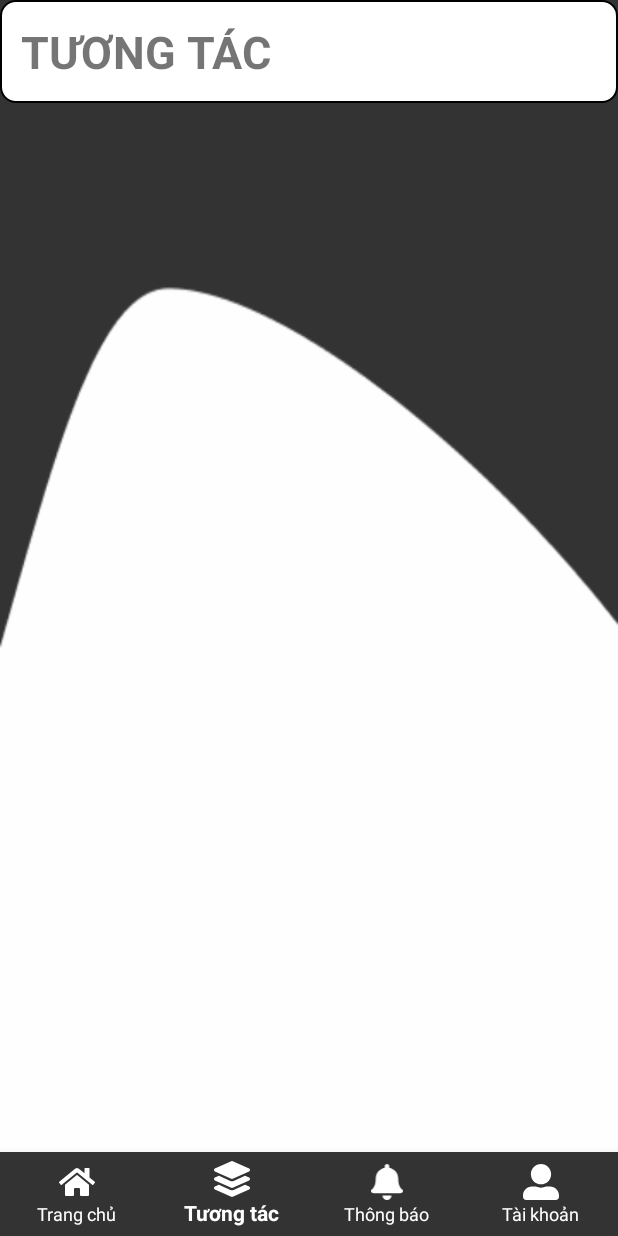
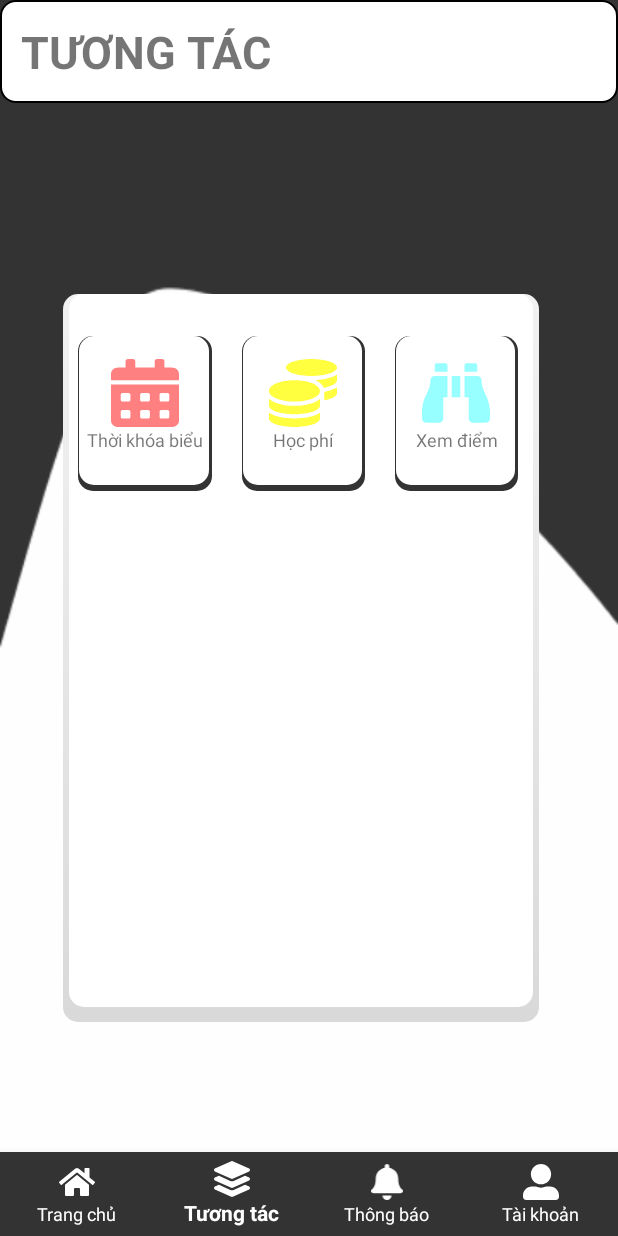
Before and after one commit to duchao11280/SoTayLienLacDienTu, an Android app: the DashboardFragment screen opened through its navigation route, on a phone screen of 412 x 824 dp. Run offline under Robolectric (Android 15) with nearby library versions, the phone set to English and light mode, and no system bars; our stand-ins replace navigation-ui; Roboto replaces fonts that are not available here.

Commit message:
dashboard

```diff
--- a/LopSoTayLienLac/app/src/main/java/com/example/lopsotaylienlac/ui/dashboard/DashboardFragment.java
+++ b/LopSoTayLienLac/app/src/main/java/com/example/lopsotaylienlac/ui/dashboard/DashboardFragment.java
@@ -1,28 +1,63 @@
 package com.example.lopsotaylienlac.ui.dashboard;
 
+import android.content.Intent;
+import android.content.SharedPreferences;
 import android.os.Bundle;
 import android.view.LayoutInflater;
 import android.view.View;
 import android.view.ViewGroup;
 import android.widget.TextView;
+import android.widget.Toast;
 
 import androidx.annotation.NonNull;
-import androidx.annotation.Nullable;
 import androidx.fragment.app.Fragment;
-import androidx.lifecycle.Observer;
 import androidx.lifecycle.ViewModelProvider;
+import androidx.navigation.fragment.NavHostFragment;
+
 
 import com.example.lopsotaylienlac.R;
+import com.example.lopsotaylienlac.ui.account.AccountFragment;
+
+
+import static android.content.Context.MODE_PRIVATE;
 
 public class DashboardFragment extends Fragment {
 
     private DashboardViewModel dashboardViewModel;
+    private SharedPreferences sharedPreferences;
+    private TextView itdbClass;
 
     public View onCreateView(@NonNull LayoutInflater inflater,
                              ViewGroup container, Bundle savedInstanceState) {
+        sharedPreferences = this.getActivity().getSharedPreferences("dataLogin", MODE_PRIVATE);
+        // lấy role khi nguoi dùng đăng nhập ( 0: admin, 1: student, 2: parent)
+        int role = sharedPreferences.getInt("role",1);
         dashboardViewModel =
                 new ViewModelProvider(this).get(DashboardViewModel.class);
-        View root = inflater.inflate(R.layout.fragment_dashboard, container, false);
+        View root = null;
+        switch (role){
+            case 0:
+                root = inflater.inflate(R.layout.fragment_admin_dashboard, container, false);
+                itdbClass = root.findViewById(R.id.itdbClass);
+                itdbClass.setOnClickListener(new View.OnClickListener() {
+                    @Override
+                    public void onClick(View v) {
+                        NavHostFragment.findNavController(DashboardFragment.this).navigate(R.id.fragment_admin_management_allclass);
+                        System.out.println("Click success");
+
+                    }
+                });
+                break;
+            case 1:
+                root = inflater.inflate(R.layout.fragment_student_dashboard, container, false);
+                break;
+            case 2:
+                root = inflater.inflate(R.layout.fragment_parent_dashboard, container, false);
+                break;
+            default:
+                break;
+        }
+
 
         return root;
     }
--- /dev/null
+++ b/LopSoTayLienLac/app/src/main/res/drawable/ic_db_class.xml
@@ -0,0 +1,4 @@
+<vector android:height="45dp" android:viewportHeight="512"
+    android:viewportWidth="512" android:width="45dp" xmlns:android="http://schemas.android.com/apk/res/android">
+    <path android:fillColor="@color/electric_blue" android:pathData="M149.333,216v80c0,13.255 -10.745,24 -24,24L24,320c-13.255,0 -24,-10.745 -24,-24v-80c0,-13.255 10.745,-24 24,-24h101.333c13.255,0 24,10.745 24,24zM0,376v80c0,13.255 10.745,24 24,24h101.333c13.255,0 24,-10.745 24,-24v-80c0,-13.255 -10.745,-24 -24,-24L24,352c-13.255,0 -24,10.745 -24,24zM125.333,32L24,32C10.745,32 0,42.745 0,56v80c0,13.255 10.745,24 24,24h101.333c13.255,0 24,-10.745 24,-24L149.333,56c0,-13.255 -10.745,-24 -24,-24zM205.333,480L488,480c13.255,0 24,-10.745 24,-24v-80c0,-13.255 -10.745,-24 -24,-24L205.333,352c-13.255,0 -24,10.745 -24,24v80c0,13.255 10.745,24 24,24zM181.333,56v80c0,13.255 10.745,24 24,24L488,160c13.255,0 24,-10.745 24,-24L512,56c0,-13.255 -10.745,-24 -24,-24L205.333,32c-13.255,0 -24,10.745 -24,24zM205.333,320L488,320c13.255,0 24,-10.745 24,-24v-80c0,-13.255 -10.745,-24 -24,-24L205.333,192c-13.255,0 -24,10.745 -24,24v80c0,13.255 10.745,24 24,24z"/>
+</vector>
--- /dev/null
+++ b/LopSoTayLienLac/app/src/main/res/drawable/ic_fee_admin.xml
@@ -0,0 +1,4 @@
+<vector android:height="45dp" android:viewportHeight="512"
+    android:viewportWidth="576" android:width="45dp" xmlns:android="http://schemas.android.com/apk/res/android">
+    <path android:fillColor="@color/yellow" android:pathData="M271.06,144.3l54.27,14.3a8.59,8.59 0,0 1,6.63 8.1c0,4.6 -4.09,8.4 -9.12,8.4h-35.6a30,30 0,0 1,-11.19 -2.2c-5.24,-2.2 -11.28,-1.7 -15.3,2l-19,17.5a11.68,11.68 0,0 0,-2.25 2.66,11.42 11.42,0 0,0 3.88,15.74 83.77,83.77 0,0 0,34.51 11.5V240c0,8.8 7.83,16 17.37,16h17.37c9.55,0 17.38,-7.2 17.38,-16V222.4c32.93,-3.6 57.84,-31 53.5,-63 -3.15,-23 -22.46,-41.3 -46.56,-47.7L282.68,97.4a8.59,8.59 0,0 1,-6.63 -8.1c0,-4.6 4.09,-8.4 9.12,-8.4h35.6A30,30 0,0 1,332 83.1c5.23,2.2 11.28,1.7 15.3,-2l19,-17.5A11.31,11.31 0,0 0,368.47 61a11.43,11.43 0,0 0,-3.84 -15.78,83.82 83.82,0 0,0 -34.52,-11.5V16c0,-8.8 -7.82,-16 -17.37,-16H295.37C285.82,0 278,7.2 278,16V33.6c-32.89,3.6 -57.85,31 -53.51,63C227.63,119.6 247,137.9 271.06,144.3ZM565.27,328.1c-11.8,-10.7 -30.2,-10 -42.6,0L430.27,402a63.64,63.64 0,0 1,-40 14H272a16,16 0,0 1,0 -32h78.29c15.9,0 30.71,-10.9 33.25,-26.6a31.2,31.2 0,0 0,0.46 -5.46A32,32 0,0 0,352 320H192a117.66,117.66 0,0 0,-74.1 26.29L71.4,384H16A16,16 0,0 0,0 400v96a16,16 0,0 0,16 16H372.77a64,64 0,0 0,40 -14L564,377a32,32 0,0 0,1.28 -48.9Z"/>
+</vector>
--- /dev/null
+++ b/LopSoTayLienLac/app/src/main/res/drawable/ic_fee_stpr.xml
@@ -0,0 +1,4 @@
+<vector android:height="45dp" android:viewportHeight="512"
+    android:viewportWidth="512" android:width="45dp" xmlns:android="http://schemas.android.com/apk/res/android">
+    <path android:fillColor="@color/yellow" android:pathData="M0,405.3L0,448c0,35.3 86,64 192,64s192,-28.7 192,-64v-42.7C342.7,434.4 267.2,448 192,448S41.3,434.4 0,405.3zM320,128c106,0 192,-28.7 192,-64S426,0 320,0 128,28.7 128,64s86,64 192,64zM0,300.4L0,352c0,35.3 86,64 192,64s192,-28.7 192,-64v-51.6c-41.3,34 -116.9,51.6 -192,51.6S41.3,334.4 0,300.4zM416,311.4c57.3,-11.1 96,-31.7 96,-55.4v-42.7c-23.2,16.4 -57.3,27.6 -96,34.5v63.6zM192,160C86,160 0,195.8 0,240s86,80 192,80 192,-35.8 192,-80 -86,-80 -192,-80zM411.3,216.3c60,-10.8 100.7,-32 100.7,-56.3v-42.7c-35.5,25.1 -96.5,38.6 -160.7,41.8 29.5,14.3 51.2,33.5 60,57.2z"/>
+</vector>
--- /dev/null
+++ b/LopSoTayLienLac/app/src/main/res/drawable/ic_schedule_pink.xml
@@ -0,0 +1,9 @@
+<vector xmlns:android="http://schemas.android.com/apk/res/android"
+    android:width="45dp"
+    android:height="45dp"
+    android:viewportWidth="448"
+    android:viewportHeight="512">
+    <path
+        android:pathData="M0,464c0,26.5 21.5,48 48,48h352c26.5,0 48,-21.5 48,-48L448,192L0,192v272zM320,268c0,-6.6 5.4,-12 12,-12h40c6.6,0 12,5.4 12,12v40c0,6.6 -5.4,12 -12,12h-40c-6.6,0 -12,-5.4 -12,-12v-40zM320,396c0,-6.6 5.4,-12 12,-12h40c6.6,0 12,5.4 12,12v40c0,6.6 -5.4,12 -12,12h-40c-6.6,0 -12,-5.4 -12,-12v-40zM192,268c0,-6.6 5.4,-12 12,-12h40c6.6,0 12,5.4 12,12v40c0,6.6 -5.4,12 -12,12h-40c-6.6,0 -12,-5.4 -12,-12v-40zM192,396c0,-6.6 5.4,-12 12,-12h40c6.6,0 12,5.4 12,12v40c0,6.6 -5.4,12 -12,12h-40c-6.6,0 -12,-5.4 -12,-12v-40zM64,268c0,-6.6 5.4,-12 12,-12h40c6.6,0 12,5.4 12,12v40c0,6.6 -5.4,12 -12,12L76,320c-6.6,0 -12,-5.4 -12,-12v-40zM64,396c0,-6.6 5.4,-12 12,-12h40c6.6,0 12,5.4 12,12v40c0,6.6 -5.4,12 -12,12L76,448c-6.6,0 -12,-5.4 -12,-12v-40zM400,64h-48L352,16c0,-8.8 -7.2,-16 -16,-16h-32c-8.8,0 -16,7.2 -16,16v48L160,64L160,16c0,-8.8 -7.2,-16 -16,-16h-32c-8.8,0 -16,7.2 -16,16v48L48,64C21.5,64 0,85.5 0,112v48h448v-48c0,-26.5 -21.5,-48 -48,-48z"
+        android:fillColor="@color/pink"/>
+</vector>
--- /dev/null
+++ b/LopSoTayLienLac/app/src/main/res/drawable/ic_view_grades.xml
@@ -0,0 +1,4 @@
+<vector android:height="45dp" android:viewportHeight="512"
+    android:viewportWidth="512" android:width="45dp" xmlns:android="http://schemas.android.com/apk/res/android">
+    <path android:fillColor="@color/electric_blue" android:pathData="M416,48c0,-8.84 -7.16,-16 -16,-16h-64c-8.84,0 -16,7.16 -16,16v48h96L416,48zM63.91,159.99C61.4,253.84 3.46,274.22 0,404v44c0,17.67 14.33,32 32,32h96c17.67,0 32,-14.33 32,-32L160,288h32L192,128L95.84,128c-17.63,0 -31.45,14.37 -31.93,31.99zM448.09,159.99c-0.48,-17.62 -14.3,-31.99 -31.93,-31.99L320,128v160h32v160c0,17.67 14.33,32 32,32h96c17.67,0 32,-14.33 32,-32v-44c-3.46,-129.78 -61.4,-150.16 -63.91,-244.01zM176,32h-64c-8.84,0 -16,7.16 -16,16v48h96L192,48c0,-8.84 -7.16,-16 -16,-16zM224,288h64L288,128h-64v160z"/>
+</vector>
--- /dev/null
+++ b/LopSoTayLienLac/app/src/main/res/drawable/it_dasboard_radius.xml
@@ -0,0 +1,18 @@
+<?xml version="1.0" encoding="utf-8"?>
+<layer-list xmlns:android="http://schemas.android.com/apk/res/android">
+    <item >
+        <shape
+            android:shape="rectangle">
+            <solid
+                android:color="@color/maincolor"/>
+            <corners android:radius="10dp"/>
+        </shape>
+    </item>
+    <item android:right="2dp" android:left="1dp" android:bottom="4dp">
+        <shape
+            android:shape="rectangle">
+            <solid android:color="@android:color/white"/>
+            <corners android:radius="10dp"/>
+        </shape>
+    </item>
+</layer-list>
--- a/LopSoTayLienLac/app/src/main/res/layout/fragment_admin_management_allclass.xml
+++ b/LopSoTayLienLac/app/src/main/res/layout/fragment_admin_management_allclass.xml
@@ -22,6 +22,7 @@
         app:layout_constraintTop_toTopOf="parent" />
 
     <androidx.recyclerview.widget.RecyclerView
+        android:id="@+id/rcvAllSubjectClass"
         android:layout_width="316dp"
         android:layout_height="492dp"
         android:layout_marginStart="30dp"
--- a/LopSoTayLienLac/app/src/main/res/layout/fragment_dashboard.xml
+++ /dev/null
@@ -1,25 +0,0 @@
-<?xml version="1.0" encoding="utf-8"?>
-<androidx.constraintlayout.widget.ConstraintLayout xmlns:android="http://schemas.android.com/apk/res/android"
-    xmlns:app="http://schemas.android.com/apk/res-auto"
-    xmlns:tools="http://schemas.android.com/tools"
-    android:layout_width="match_parent"
-    android:layout_height="match_parent"
-    android:background="@drawable/bg"
-    tools:context=".ui.dashboard.DashboardFragment">
-
-    <TextView
-        android:id="@+id/txtTitle"
-        android:layout_width="0dp"
-        android:layout_height="wrap_content"
-        android:background="@drawable/card_round_corner"
-        android:gravity="left"
-        android:padding="14dp"
-        android:text="@string/title_tuongtac"
-        android:textAllCaps="true"
-        android:textSize="30dp"
-        android:textStyle="bold"
-        app:layout_constraintEnd_toEndOf="parent"
-        app:layout_constraintStart_toStartOf="parent"
-        app:layout_constraintTop_toTopOf="parent" />
-
-</androidx.constraintlayout.widget.ConstraintLayout>
--- /dev/null
+++ b/LopSoTayLienLac/app/src/main/res/layout/fragment_student_dashboard.xml
@@ -0,0 +1,85 @@
+<?xml version="1.0" encoding="utf-8"?>
+<androidx.constraintlayout.widget.ConstraintLayout xmlns:android="http://schemas.android.com/apk/res/android"
+    xmlns:app="http://schemas.android.com/apk/res-auto"
+    xmlns:tools="http://schemas.android.com/tools"
+    android:layout_width="match_parent"
+    android:layout_height="match_parent"
+    android:background="@drawable/bg"
+    tools:context=".ui.dashboard.DashboardFragment">
+
+    <TextView
+        android:id="@+id/txtTitle"
+        android:layout_width="0dp"
+        android:layout_height="wrap_content"
+        android:background="@drawable/card_round_corner"
+        android:gravity="left"
+        android:padding="14dp"
+        android:text="@string/title_tuongtac"
+        android:textAllCaps="true"
+        android:textSize="30dp"
+        android:textStyle="bold"
+        app:layout_constraintEnd_toEndOf="parent"
+        app:layout_constraintStart_toStartOf="parent"
+        app:layout_constraintTop_toTopOf="parent" />
+    <androidx.constraintlayout.widget.ConstraintLayout
+        android:layout_width="317dp"
+        android:layout_height="485dp"
+        android:layout_marginStart="30dp"
+        android:layout_marginTop="45dp"
+        android:layout_marginEnd="30dp"
+        android:layout_marginBottom="61dp"
+        android:background="@drawable/dialog_border_radius"
+        app:layout_constraintBottom_toBottomOf="parent"
+        app:layout_constraintEnd_toEndOf="parent"
+        app:layout_constraintHorizontal_bias="0.34"
+        app:layout_constraintStart_toStartOf="parent"
+        app:layout_constraintTop_toBottomOf="@+id/txtTitle">
+
+
+        <TextView
+            android:id="@+id/itdbSchedule"
+            android:layout_width="89dp"
+            android:layout_height="103dp"
+            android:layout_marginStart="10dp"
+            android:layout_marginTop="28dp"
+            android:background="@drawable/it_dasboard_radius"
+            android:drawableTop="@drawable/ic_schedule_pink"
+            android:paddingTop="15dp"
+            android:text="@string/txt_schedule"
+            android:textAlignment="center"
+            android:textSize="12dp"
+            app:layout_constraintStart_toStartOf="parent"
+            app:layout_constraintTop_toTopOf="parent" />
+
+        <TextView
+            android:id="@+id/itdbFee"
+            android:layout_width="82dp"
+            android:layout_height="103dp"
+            android:layout_marginStart="20dp"
+            android:layout_marginTop="28dp"
+            android:background="@drawable/it_dasboard_radius"
+            android:drawableTop="@drawable/ic_fee_stpr"
+            android:paddingTop="15dp"
+            android:textSize="12dp"
+            android:text="@string/hocphi"
+            android:textAlignment="center"
+            app:layout_constraintStart_toEndOf="@+id/itdbSchedule"
+            app:layout_constraintTop_toTopOf="parent" />
+
+        <TextView
+            android:id="@+id/itdbViewGrades"
+            android:layout_width="82dp"
+            android:layout_height="103dp"
+            android:layout_marginStart="20dp"
+            android:layout_marginTop="28dp"
+            android:background="@drawable/it_dasboard_radius"
+            android:paddingTop="15dp"
+            android:textSize="12dp"
+            android:drawableTop="@drawable/ic_view_grades"
+            android:text="@string/txt_view_grade"
+            android:textAlignment="center"
+            app:layout_constraintStart_toEndOf="@+id/itdbFee"
+            app:layout_constraintTop_toTopOf="parent" />
+    </androidx.constraintlayout.widget.ConstraintLayout>
+
+</androidx.constraintlayout.widget.ConstraintLayout>
--- a/LopSoTayLienLac/app/src/main/res/layout/item_class.xml
+++ b/LopSoTayLienLac/app/src/main/res/layout/item_class.xml
@@ -6,7 +6,6 @@
     android:layout_height="wrap_content"
 
     android:background="@drawable/card_border_radius">
-
 
     <TextView
         android:id="@+id/txtMaLop"
--- a/LopSoTayLienLac/app/src/main/res/navigation/mobile_navigation.xml
+++ b/LopSoTayLienLac/app/src/main/res/navigation/mobile_navigation.xml
@@ -15,7 +15,7 @@
         android:id="@+id/navigation_dashboard"
         android:name="com.example.lopsotaylienlac.ui.dashboard.DashboardFragment"
         android:label="@string/title_tuongtac"
-        tools:layout="@layout/fragment_dashboard" />
+        tools:layout="@layout/fragment_admin_dashboard" />
 
     <fragment
         android:id="@+id/navigation_nofitication"
@@ -37,5 +37,9 @@
         android:name="com.example.lopsotaylienlac.ui.account.EditInforFragment"
         android:label="fragment_account_edit_infor"
         tools:layout="@layout/fragment_account_edit_infor" />
-
+    <fragment
+        android:id="@+id/fragment_admin_management_allclass"
+        android:name="com.example.lopsotaylienlac.ui.sbclass.ManagementClassFragment"
+        android:label="fragment_admin_management_allclass"
+        tools:layout="@layout/fragment_admin_management_allclass" />
 </navigation>
--- a/LopSoTayLienLac/app/src/main/res/values/colors.xml
+++ b/LopSoTayLienLac/app/src/main/res/values/colors.xml
@@ -12,4 +12,7 @@
     <color name="maincolor">#333333</color>
     <color name="green_check">#00FF00</color>
     <color name="main50per">#808080</color>
+    <color name="pink">#ff8080</color>
+    <color name="yellow">#ffff40</color>
+    <color name="electric_blue">#97FFFF</color>
 </resources>
--- a/LopSoTayLienLac/app/src/main/res/values/strings.xml
+++ b/LopSoTayLienLac/app/src/main/res/values/strings.xml
@@ -72,6 +72,8 @@
     <string name="password">Mật khẩu</string>
     <string name="signin">Đăng nhập</string>
 
+    <string name="txt_view_grade">Xem điểm</string>
+    <string name="txt_schedule">Thời khóa biểu</string>
     <string-array name="role_spinner">
         <item>Học sinh</item>
         <item>Phụ huynh</item>
@@ -82,4 +84,5 @@
     <string name="login_failed">Đăng nhập thất bại</string>
     <string name="check_info_login">Kiểm tra thông tin đăng nhập</string>
 
+
 </resources>
```
Also changed, not shown: LopSoTayLienLac/app/src/main/java/com/example/lopsotaylienlac/adapter/SubjectClassApdapter.java (added, +72 -0 lines), LopSoTayLienLac/app/src/main/java/com/example/lopsotaylienlac/beans/Subjectclass.java (+11 -0 lines), LopSoTayLienLac/app/src/main/java/com/example/lopsotaylienlac/ui/sbclass/ManagementClassFragment.java (added, +55 -0 lines), LopSoTayLienLac/app/src/main/res/drawable/ic_concierge_bell_solid.xml (added, +9 -0 lines), LopSoTayLienLac/app/src/main/res/layout/fragment_admin_dashboard.xml (added, +87 -0 lines), LopSoTayLienLac/app/src/main/res/layout/fragment_parent_dashboard.xml (added, +86 -0 lines).
